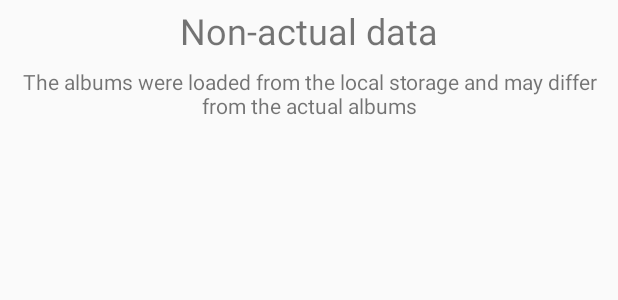
After one commit to lutsenko-yuriy/test_task, an Android app: the layout non_actual_data_warning_container.xml on its own in the app's theme, with its tools: preview values and no code run, on a phone screen of 412 x 824 dp. The commit adds this screen. Shown: the top 300 px of the screen. Run offline under Robolectric (Android 15) with nearby library versions, the phone set to English and light mode, and no system bars.

Commit message:
Layouts and dimens

```diff
--- a/app/build.gradle
+++ b/app/build.gradle
@@ -32,6 +32,9 @@ dependencies {
     implementation 'androidx.core:core-ktx:1.0.2'
     implementation 'androidx.constraintlayout:constraintlayout:1.1.3'
 
+    implementation 'androidx.recyclerview:recyclerview-selection:1.0.0'
+
+
     implementation "org.jetbrains.kotlinx:kotlinx-coroutines-android:$coroutines_version"
 
     implementation "com.squareup.retrofit2:converter-gson:$retrofit_version"
--- /dev/null
+++ b/app/src/main/res/layout/non_actual_data_warning_container.xml
@@ -0,0 +1,22 @@
+<?xml version="1.0" encoding="utf-8"?>
+<LinearLayout xmlns:android="http://schemas.android.com/apk/res/android"
+    android:layout_width="match_parent"
+    android:layout_height="match_parent"
+    android:orientation="vertical">
+
+    <TextView
+        android:layout_width="match_parent"
+        android:layout_height="wrap_content"
+        android:padding="@dimen/text_padding"
+        android:text="@string/non_actual_data_warning_title"
+        android:textAlignment="center"
+        android:textSize="@dimen/warning_title_size" />
+
+    <TextView
+        android:layout_width="match_parent"
+        android:layout_height="wrap_content"
+        android:padding="@dimen/text_padding"
+        android:text="@string/non_actual_data_warning_description"
+        android:textAlignment="center" />
+
+</LinearLayout>
--- /dev/null
+++ b/app/src/main/res/values/dimens.xml
@@ -0,0 +1,6 @@
+<?xml version="1.0" encoding="utf-8"?>
+<resources>
+    <dimen name="in_list_title">18sp</dimen>
+    <dimen name="warning_title_size">24sp</dimen>
+    <dimen name="text_padding">4dp</dimen>
+</resources>
--- a/app/src/main/res/values/strings.xml
+++ b/app/src/main/res/values/strings.xml
@@ -1,3 +1,12 @@
 <resources>
     <string name="app_name">test_task</string>
+
+    <string name="non_actual_data_warning_title">Non-actual data</string>
+    <string name="non_actual_data_warning_description">The albums were loaded from the local storage and may differ
+        from the actual albums
+    </string>
+
+    <string name="error_title">Failed to load the data</string>
+    <string name="error_description">Please, try again later</string>
+
 </resources>
```
Also changed, not shown: app/src/main/java/com/yurich/test_task/ui/MainActivity.kt (+20 -0 lines), app/src/main/res/layout/activity_main.xml (+58 -12 lines), app/src/main/res/layout/error_warning_container.xml (added, +22 -0 lines), app/src/main/res/layout/single_album_layout.xml (added, +19 -0 lines).
